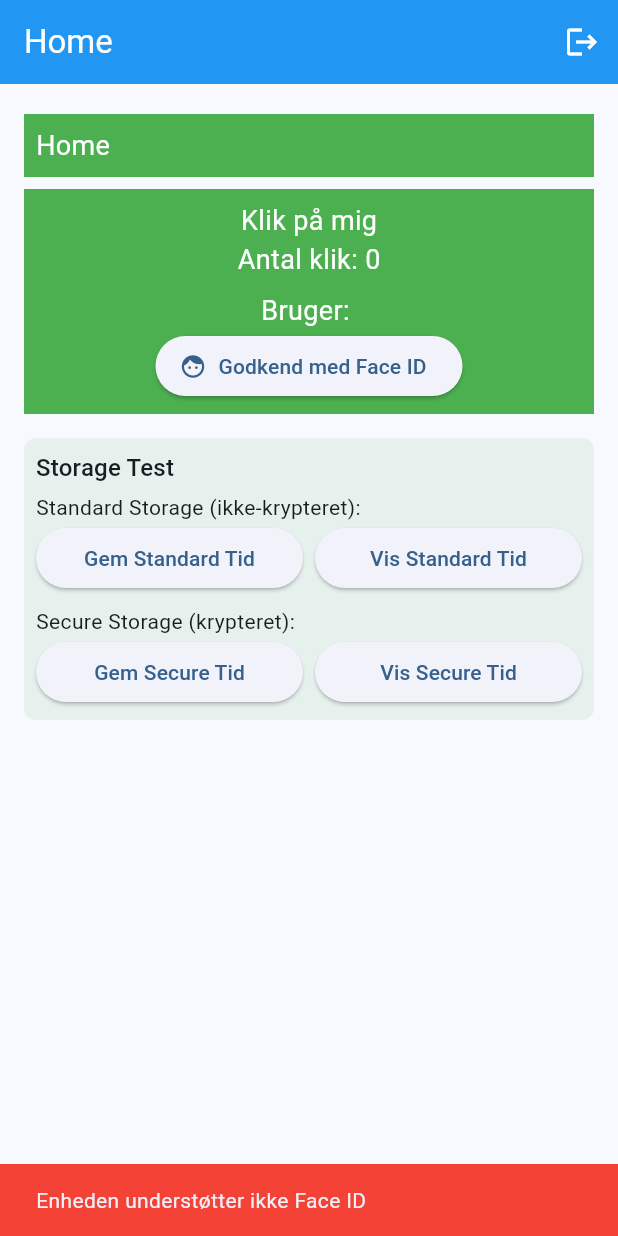
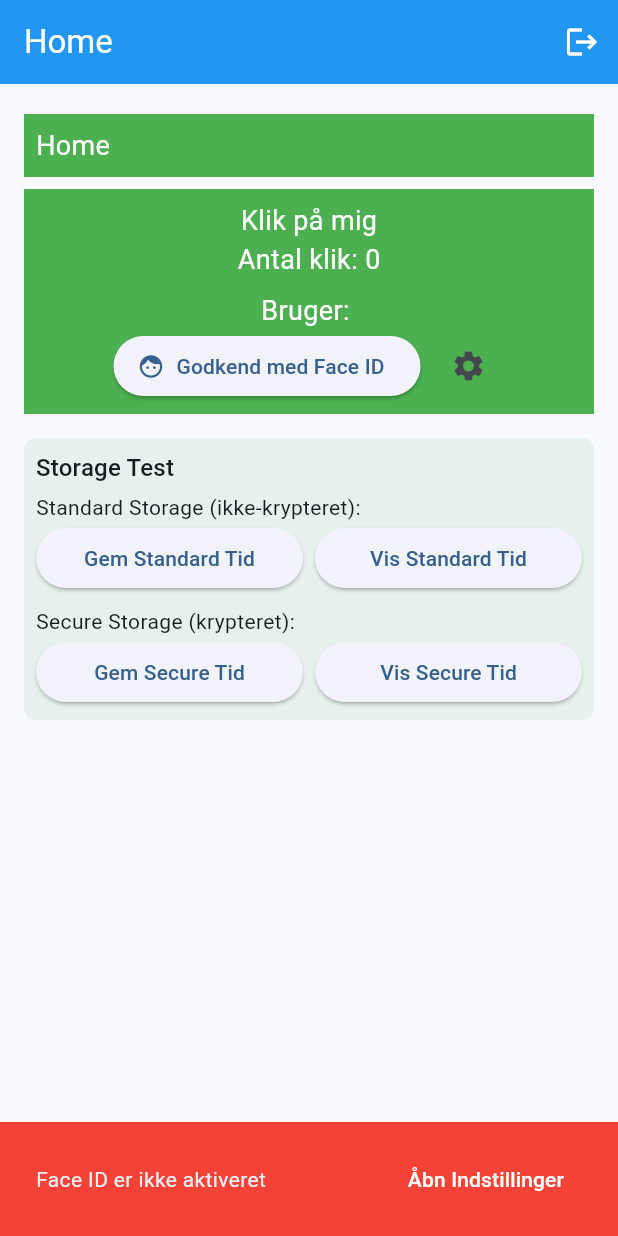
Before and after one commit to plauge/flutter_startup, a Flutter app: the screen it shows once a user with an empty profile is signed in, after a tap on "Godkend med Face ID", on a phone screen of 412 x 824 dp. Run offline on Flutter 3.47's test engine with Material 3 defaults, Android fonts, the phone set to English and light mode, and no system bars; our stand-ins replace flutter_hooks, flutter_riverpod, flutter_secure_storage, gap, go_router, local_auth and 3 more; missing offline and left inert: app_settings, encrypt; accounts and stored records are empty; generated files the repository leaves out were written again.

Commit message:
FaceID med knap til settings

```diff
--- a/lib/widgets/face_id_button.dart
+++ b/lib/widgets/face_id_button.dart
@@ -2,6 +2,7 @@ import 'package:flutter/material.dart';
 import 'package:flutter_riverpod/flutter_riverpod.dart';
 import 'package:local_auth/local_auth.dart';
 import 'package:local_auth/error_codes.dart' as auth_error;
+import 'package:app_settings/app_settings.dart';
 
 final localAuthProvider = Provider<LocalAuthentication>((ref) {
   return LocalAuthentication();
@@ -15,10 +16,21 @@ class FaceIdButton extends ConsumerWidget {
     return Column(
       mainAxisSize: MainAxisSize.min,
       children: [
-        ElevatedButton.icon(
-          onPressed: () => _authenticateWithFaceId(context, ref),
-          icon: const Icon(Icons.face),
-          label: const Text('Godkend med Face ID'),
+        Row(
+          mainAxisAlignment: MainAxisAlignment.center,
+          children: [
+            ElevatedButton.icon(
+              onPressed: () => _authenticateWithFaceId(context, ref),
+              icon: const Icon(Icons.face),
+              label: const Text('Godkend med Face ID'),
+            ),
+            const SizedBox(width: 8),
+            IconButton(
+              onPressed: () => AppSettings.openAppSettings(),
+              icon: const Icon(Icons.settings),
+              tooltip: 'Åbn Face ID indstillinger',
+            ),
+          ],
         ),
       ],
     );
@@ -34,7 +46,11 @@ class FaceIdButton extends ConsumerWidget {
 
       if (!canAuthenticate) {
         if (context.mounted) {
-          _showMessage(context, 'Enheden understøtter ikke Face ID');
+          _showMessage(
+            context,
+            'Face ID er ikke aktiveret',
+            showSettingsButton: true,
+          );
         }
         return;
       }
@@ -61,10 +77,26 @@ class FaceIdButton extends ConsumerWidget {
     }
   }
 
-  void _showMessage(BuildContext context, String message) {
+  void _showMessage(
+    BuildContext context,
+    String message, {
+    bool showSettingsButton = false,
+  }) {
     ScaffoldMessenger.of(context).showSnackBar(
       SnackBar(
-        content: Text(message),
+        content: Row(
+          children: [
+            Expanded(child: Text(message)),
+            if (showSettingsButton)
+              TextButton(
+                onPressed: () => AppSettings.openAppSettings(),
+                child: const Text(
+                  'Åbn Indstillinger',
+                  style: TextStyle(color: Colors.white),
+                ),
+              ),
+          ],
+        ),
         backgroundColor:
             message.contains('Godkendt') ? Colors.green : Colors.red,
       ),
--- a/pubspec.yaml
+++ b/pubspec.yaml
@@ -45,6 +45,7 @@ dependencies:
   flutter_secure_storage: ^9.0.0
   build_runner: ^2.4.8
   local_auth: ^2.1.8
+  app_settings: ^5.1.1
 
 dev_dependencies:
   flutter_test:
--- a/stuff/stuff.txt
+++ b/stuff/stuff.txt
@@ -11,7 +11,7 @@ Model-lag: Indeholder de dataobjekter, du arbejder med, som User.
 // OPGAVER
 */
 
-*) FaceID
+
 
 *) Supabase auth
 - oprette: Create, Forgot password, Confirm email, Change password, Change email
@@ -28,6 +28,8 @@ https://www.youtube.com/watch?v=njeo_g-3tPw&t=632s
 /*
 // DONE
 */
+
+*) FaceID
 
 *) Splash screen
 
```
Also changed, not shown: pubspec.lock.
